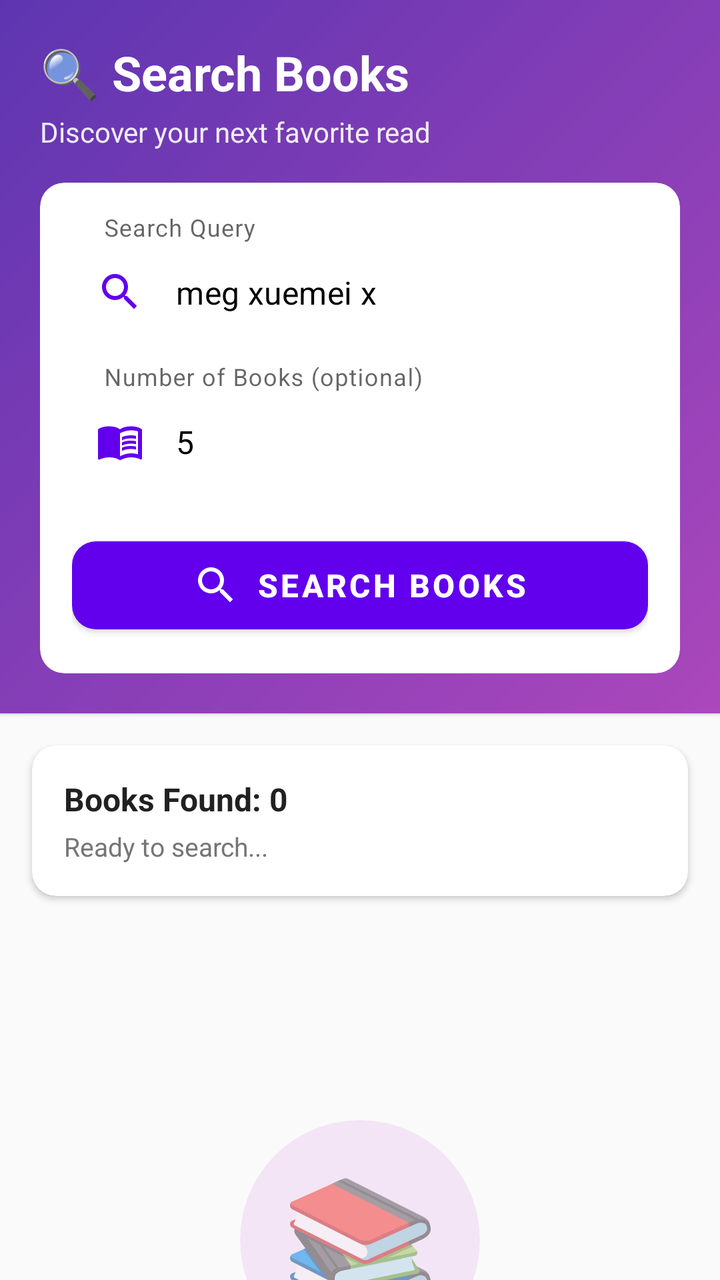
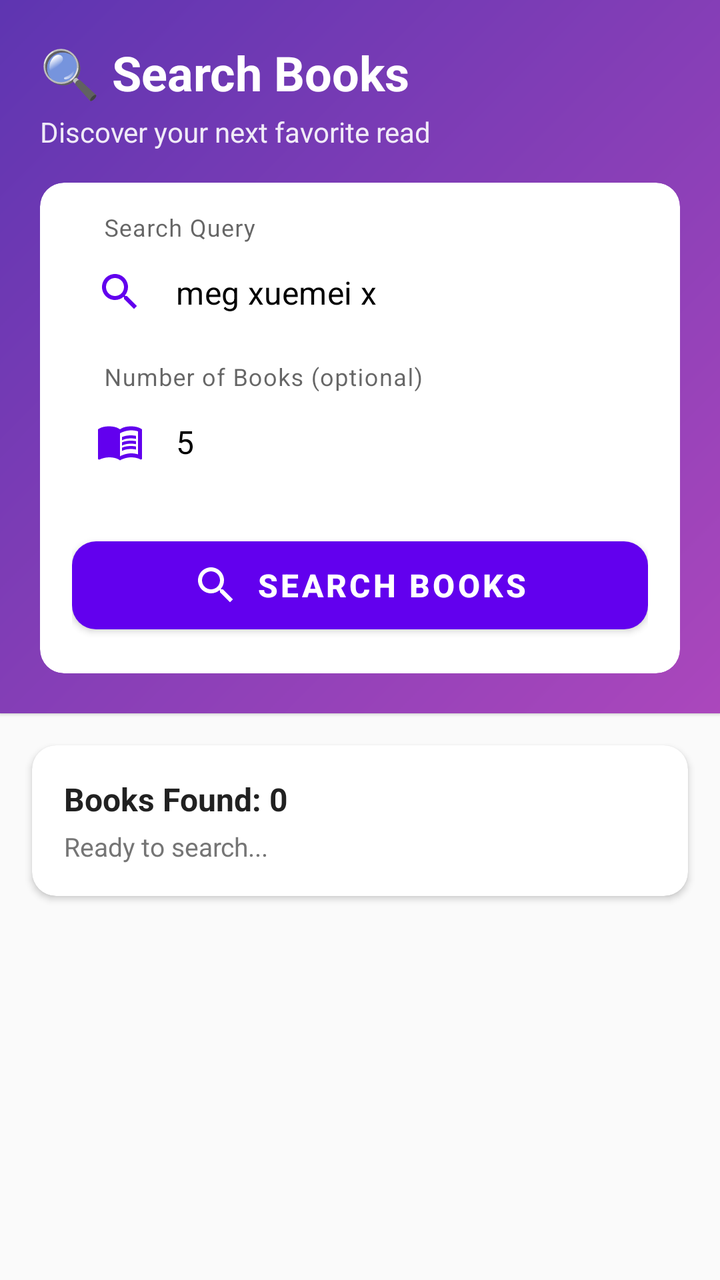

Screens rendered from an Android XML layout before and after an edit, with the pre-edit source and the edit as a unified diff.
<!-- AndroidManifest.xml: application theme Theme.MyApplication -->
<!-- res/layout/fragment_search.xml -->
<?xml version='1.0' encoding='utf-8'?>
<androidx.core.widget.NestedScrollView xmlns:android="http://schemas.android.com/apk/res/android" xmlns:app="http://schemas.android.com/apk/res-auto" android:layout_width="match_parent" android:layout_height="match_parent" android:background="#FAFAFA">

    <LinearLayout android:layout_width="match_parent" android:layout_height="wrap_content" android:orientation="vertical">

        
        <com.google.android.material.card.MaterialCardView android:layout_width="match_parent" android:layout_height="wrap_content" app:shapeAppearanceOverlay="@style/Shape_No_Corners" android:background="@drawable/card_gradient">

            <LinearLayout android:layout_width="match_parent" android:layout_height="match_parent" android:background="@drawable/card_gradient" android:orientation="vertical" android:padding="20dp">

                <TextView android:layout_width="match_parent" android:layout_height="wrap_content" android:text="@string/search_books" android:textColor="@android:color/white" android:textSize="24sp" android:textStyle="bold" />

                <TextView android:layout_width="match_parent" android:layout_height="wrap_content" android:layout_marginTop="4dp" android:layout_marginBottom="16dp" android:alpha="0.9" android:text="@string/discover_your_next_favorite_re" android:textColor="@android:color/white" android:textSize="14sp" />

                
                <com.google.android.material.card.MaterialCardView android:layout_width="match_parent" android:layout_height="wrap_content" app:cardCornerRadius="12dp" app:cardElevation="0dp">

                    <LinearLayout android:layout_width="match_parent" android:layout_height="wrap_content" android:orientation="vertical" android:padding="16dp">

                        <com.google.android.material.textfield.TextInputLayout style="@style/Widget.MaterialComponents.TextInputLayout.OutlinedBox" android:layout_width="match_parent" android:layout_height="wrap_content" android:hint="@string/hint_search_query" app:boxBackgroundMode="none" app:hintTextColor="@color/purple_500" app:startIconDrawable="@drawable/ic_search" app:startIconTint="@color/purple_500">

                            <com.google.android.material.textfield.TextInputEditText android:id="@+id/searchInput" android:layout_width="match_parent" android:layout_height="wrap_content" android:inputType="text" android:text="@string/meg_xuemei_x" android:maxLines="2" android:textColor="@color/black" android:textSize="16sp" />

                        </com.google.android.material.textfield.TextInputLayout>

                        <com.google.android.material.textfield.TextInputLayout style="@style/Widget.MaterialComponents.TextInputLayout.OutlinedBox" android:layout_width="match_parent" android:layout_height="wrap_content" android:layout_marginTop="8dp" android:hint="@string/hint_number_of_books_optional" app:boxBackgroundMode="none" app:hintTextColor="@color/purple_500" app:startIconDrawable="@drawable/ic_book_open" app:startIconTint="@color/purple_500">

                            <com.google.android.material.textfield.TextInputEditText android:id="@+id/numBooksInput" android:layout_width="match_parent" android:layout_height="wrap_content" android:inputType="number" android:text="@string/a5" android:textColor="@color/black" android:textSize="16sp" />

                        </com.google.android.material.textfield.TextInputLayout>

                        
                        <com.google.android.material.button.MaterialButton android:id="@+id/searchButton" style="@style/Widget.MaterialComponents.Button" android:layout_width="match_parent" android:layout_height="56dp" android:layout_marginTop="16dp" android:text="@string/menu_search" android:textSize="16sp" android:textStyle="bold" app:cornerRadius="12dp" app:icon="@drawable/ic_search" app:iconGravity="textStart" />

                    </LinearLayout>

                </com.google.android.material.card.MaterialCardView>

            </LinearLayout>

        </com.google.android.material.card.MaterialCardView>

        
        <com.google.android.material.card.MaterialCardView android:layout_width="match_parent" android:layout_height="wrap_content" android:layout_marginStart="16dp" android:layout_marginEnd="16dp" android:layout_marginTop="16dp" android:layout_marginBottom="16dp" app:cardCornerRadius="12dp" app:cardElevation="2dp">

            <LinearLayout android:layout_width="match_parent" android:layout_height="wrap_content" android:gravity="center_vertical" android:orientation="horizontal" android:padding="16dp">

                <LinearLayout android:layout_width="0dp" android:layout_height="wrap_content" android:layout_weight="1" android:orientation="vertical">

                    <TextView android:id="@+id/downloadCountText" android:layout_width="wrap_content" android:layout_height="wrap_content" android:text="@string/books_found_0" android:textColor="#212121" android:textSize="16sp" android:textStyle="bold" />

                    <TextView android:id="@+id/statusText" android:layout_width="wrap_content" android:layout_height="wrap_content" android:layout_marginTop="4dp" android:ellipsize="end" android:maxLines="2" android:text="@string/ready_to_search" android:textColor="#757575" android:textSize="13sp" />

                </LinearLayout>

                <ProgressBar android:id="@+id/progressBar" android:layout_width="32dp" android:layout_height="32dp" android:indeterminateTint="@color/purple_500" android:visibility="gone" style="@style/Widget.AppCompat.ProgressBar" />

            </LinearLayout>

        </com.google.android.material.card.MaterialCardView>

        
        <androidx.recyclerview.widget.RecyclerView android:id="@+id/booksRecyclerView" android:layout_width="match_parent" android:layout_height="wrap_content" android:clipToPadding="false" android:nestedScrollingEnabled="false" android:paddingBottom="16dp" />

        
        <LinearLayout android:id="@+id/emptyStateLayout" android:layout_width="match_parent" android:layout_height="wrap_content" android:layout_marginTop="48dp" android:gravity="center" android:orientation="vertical" android:padding="32dp">

            <com.google.android.material.card.MaterialCardView android:layout_width="120dp" android:layout_height="120dp" app:cardBackgroundColor="#F3E5F5" app:cardCornerRadius="60dp" app:cardElevation="0dp">

                <TextView android:layout_width="match_parent" android:layout_height="match_parent" android:gravity="center" android:text="@string/text" android:textSize="64sp" />

            </com.google.android.material.card.MaterialCardView>

            <TextView android:layout_width="wrap_content" android:layout_height="wrap_content" android:layout_marginTop="24dp" android:text="@string/no_books_found_yet" android:textColor="#212121" android:textSize="20sp" android:textStyle="bold" />

            <TextView android:layout_width="wrap_content" android:layout_height="wrap_content" android:layout_marginTop="8dp" android:gravity="center" android:text="@string/enter_a_search_query_and_tap_s" android:textColor="#757575" android:textSize="14sp" />

        </LinearLayout>

    </LinearLayout>

</androidx.core.widget.NestedScrollView>
<!-- resources referenced by this layout -->
<resources>
  <color name="black">#FF000000</color>
  <color name="purple_500">#FF6200EE</color>
  <!-- drawable card_gradient (drawable) -->
  <?xml version="1.0" encoding="utf-8"?>
  <shape xmlns:android="http://schemas.android.com/apk/res/android"
      android:shape="rectangle">
      <gradient
          android:angle="135"
          android:endColor="@color/card_gradient_end"
          android:startColor="@color/card_gradient_start"
          android:type="linear" />
  </shape>
  <!-- drawable ic_search (drawable) -->
  <vector xmlns:android="http://schemas.android.com/apk/res/android"
      android:width="24dp"
      android:height="24dp"
      android:autoMirrored="true"
      android:viewportHeight="24.0"
      android:viewportWidth="24.0">
      <path
          android:fillColor="#FF71C951"
          android:pathData="M15.5,14h-0.79l-0.28,-0.27C15.41,12.59 16,11.11 16,9.5 16,5.91 13.09,3 9.5,3S3,5.91 3,9.5 5.91,16 9.5,16c1.61,0 3.09,-0.59 4.23,-1.57l0.27,0.28v0.79l5,4.99L20.49,19l-4.99,-5zM9.5,14C7.01,14 5,11.99 5,9.5S7.01,5 9.5,5 14,7.01 14,9.5 11.99,14 9.5,14z" />
  </vector>
  <string name="a5">5</string>
  <string name="books_found_0">Books Found: 0</string>
  <string name="discover_your_next_favorite_re">Discover your next favorite read</string>
  <string name="enter_a_search_query_and_tap_s">Enter a search query and tap Search Books</string>
  <string name="hint_number_of_books_optional">Number of Books (optional)</string>
  <string name="hint_search_query">Search Query</string>
  <string name="meg_xuemei_x">meg xuemei x</string>
  <string name="menu_search">Search Books</string>
  <string name="no_books_found_yet">No books found yet</string>
  <string name="ready_to_search">Ready to search...</string>
  <string name="search_books">🔍 Search Books</string>
  <string name="text">📚</string>
  <style name="Shape_No_Corners">
          <item name="cornerFamily">rounded</item>
          <item name="cornerSize">0dp</item>
      </style>
  <style name="Theme.MyApplication" parent="Theme.MaterialComponents.Light.NoActionBar">
          
          <item name="colorPrimary">@color/purple_500</item>
          <item name="colorPrimaryVariant">@color/purple_700</item>
          <item name="colorOnPrimary">@color/white</item>
          
          <item name="colorSecondary">@color/teal_200</item>
          <item name="colorSecondaryVariant">@color/teal_700</item>
          <item name="colorOnSecondary">@color/black</item>
          
          <item name="android:statusBarColor">?attr/colorPrimaryVariant</item>
          
      </style>
  <color name="card_gradient_end">#5E35B1</color>
  <color name="card_gradient_start">#AB47BC</color>
  <color name="purple_700">#FF3700B3</color>
  <color name="white">#FFFFFFFF</color>
  <color name="teal_200">#FF03DAC5</color>
  <color name="teal_700">#FF018786</color>
  <!-- unchanged entries left out for length: 1 -->
</resources>

<!-- the commit's change to res/layout/fragment_search.xml (unified diff, before → after) -->
@@ -60,7 +60,7 @@
         </com.google.android.material.card.MaterialCardView>
 
         
-        <androidx.recyclerview.widget.RecyclerView android:id="@+id/booksRecyclerView" android:layout_width="match_parent" android:layout_height="wrap_content" android:clipToPadding="false" android:nestedScrollingEnabled="false" android:paddingBottom="16dp" />
+        <androidx.recyclerview.widget.RecyclerView android:id="@+id/booksRecyclerView" android:layout_width="match_parent" android:layout_height="500dp" android:clipToPadding="false" android:nestedScrollingEnabled="false" android:paddingBottom="16dp" />
 
         
         <LinearLayout android:id="@+id/emptyStateLayout" android:layout_width="match_parent" android:layout_height="wrap_content" android:layout_marginTop="48dp" android:gravity="center" android:orientation="vertical" android:padding="32dp">
